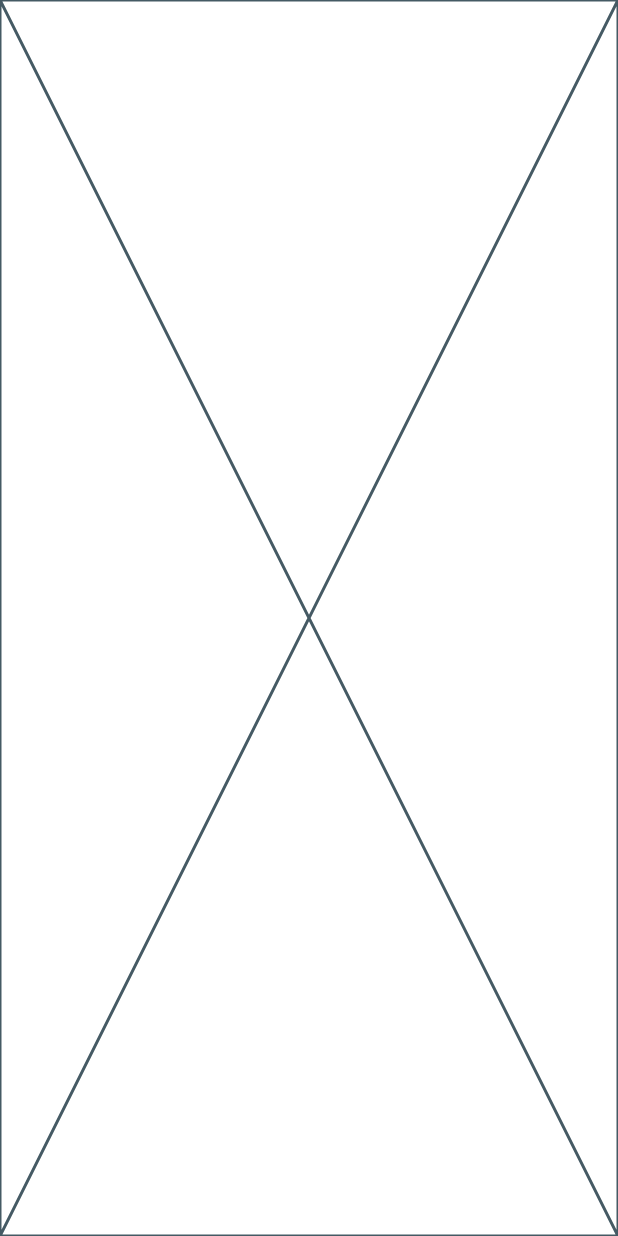
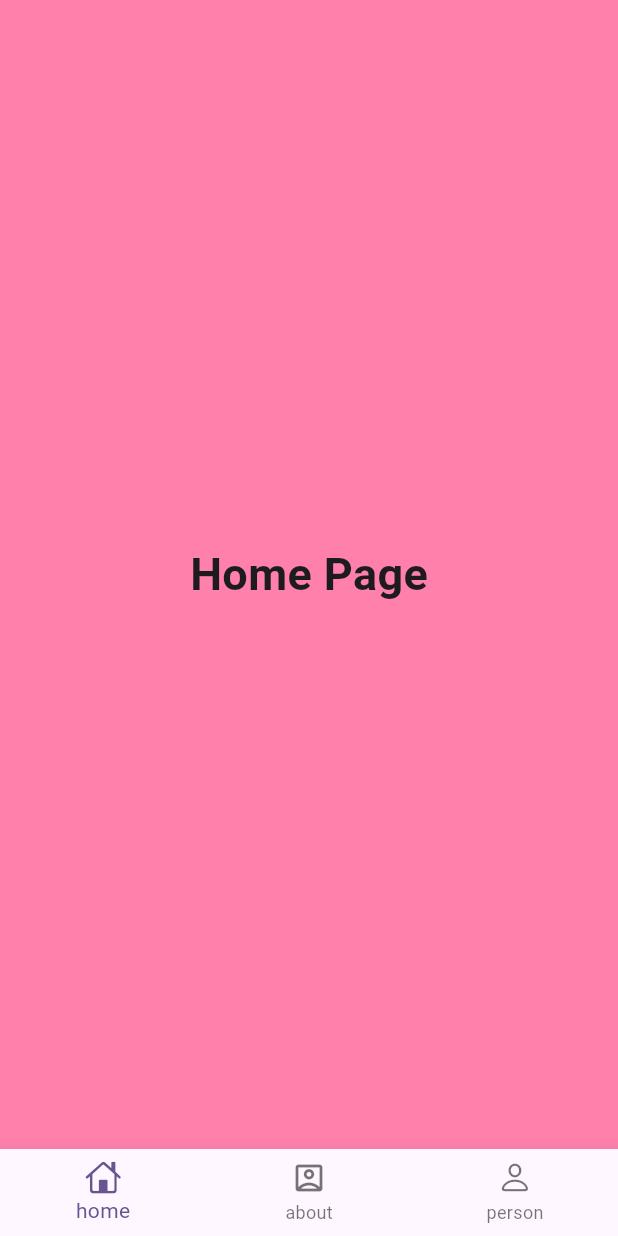
Before and after one commit to KUNJ-CP23/Flutter, a Flutter app: the screen it shows after launch, on a phone screen of 412 x 824 dp. Run offline on Flutter 3.47's test engine with Material 3 defaults, Android fonts, the phone set to English and light mode, and no system bars.

Commit message:
bottom_nav lab done

```diff
--- a/lib/lab_13/bottom_navigation_bar.dart
+++ b/lib/lab_13/bottom_navigation_bar.dart
@@ -13,65 +13,35 @@ class _BottomNavigationBar2State extends State<BottomNavigationBar2> {
   int curIndex = 0;
   List<Widget> items = [
     Container(
-        child: Text("Home"),
-        )
+      color: Colors.pinkAccent.shade100,
+        child: Center(child: Text("Home Page",style: TextStyle(fontSize: 30, fontWeight: FontWeight.bold),),)
+    ),
+    Container(
+        color: Colors.greenAccent,
+        child: Center(child: Text("About Page",style: TextStyle(fontSize: 30, fontWeight: FontWeight.bold)),)
+    ),
+    Container(
+        color: Colors.blueGrey,
+        child: Center(child: Text("Person Page",style: TextStyle(fontSize: 30, fontWeight: FontWeight.bold)),)
+    ),
   ];
   @override
   Widget build(BuildContext context) {
-    return const Placeholder();
+    return Scaffold(
+      bottomNavigationBar: BottomNavigationBar(
+        currentIndex: curIndex,
+          onTap: (value){
+            setState(() {
+              curIndex = value;
+            });
+          },
+          items: [
+            BottomNavigationBarItem(icon: Icon(CupertinoIcons.home),label: 'home'),
+            BottomNavigationBarItem(icon: Icon(Icons.account_box_outlined),label: 'about'),
+            BottomNavigationBarItem(icon: Icon(CupertinoIcons.person),label: 'person'),
+          ]
+      ),
+      body: items[curIndex],
+    );
   }
 }
-
-
-// import 'package:flutter/cupertino.dart';
-// import 'package:flutter/material.dart';
-//
-// class BottomNavigationBar2 extends StatefulWidget {
-//   BottomNavigationBar2({super.key});
-//
-//
-//   @override
-//   State<BottomNavigationBar2> createState() => _BottomNavigationBar2State();
-// }
-//
-// class _BottomNavigationBar2State extends State<BottomNavigationBar2> {
-//
-//   int currentIndex=0;
-//   List<Widget> items=[
-//     Container(
-//       height: 300,
-//       width: 300,
-//       child: Center(child: Text('Home')),
-//     ),
-//     Container(
-//       height: 300,
-//       width: 300,
-//       child: Center(child: Text('About')),
-//     ),
-//     Container(
-//       height: 300,
-//       width: 300,
-//       child: Center(child: Text('Person')),
-//     ),
-//   ];
-//
-//   @override
-//   Widget build(BuildContext context) {
-//     return Scaffold(
-//       bottomNavigationBar: BottomNavigationBar(
-//           currentIndex: currentIndex,
-//           onTap: (value){
-//             setState(() {
-//               currentIndex=value;
-//             });
-//           },
-//           items: [
-//             BottomNavigationBarItem(icon: Icon(CupertinoIcons.home),label: 'home'),
-//             BottomNavigationBarItem(icon: Icon(Icons.account_box_outlined),label: 'about'),
-//             BottomNavigationBarItem(icon: Icon(CupertinoIcons.person),label: 'person'),
-//           ]),
-//
-//       body: items[currentIndex],
-//     );
-//   }
-// }
--- a/lib/lab_4/demo.dart
+++ b/lib/lab_4/demo.dart
@@ -2,14 +2,15 @@ import 'dart:io';
 void named({int? a,int? b}){
   print('named parameter : a:$a & b:$b');
 }
+//ordered optional
 void positional(int a, int b){
   print("Positional parameter : a:$a & b:$b");
 }
-void def([int a = 3,int b = 2]){
+void defa([int a = 3,int b = 2]){
 print("default parameter : a:$a & b:$b");
 }
 void main(){
   named(a:6, b:9);
   positional(3, 9);
-  def();
+  defa();
 }
```
